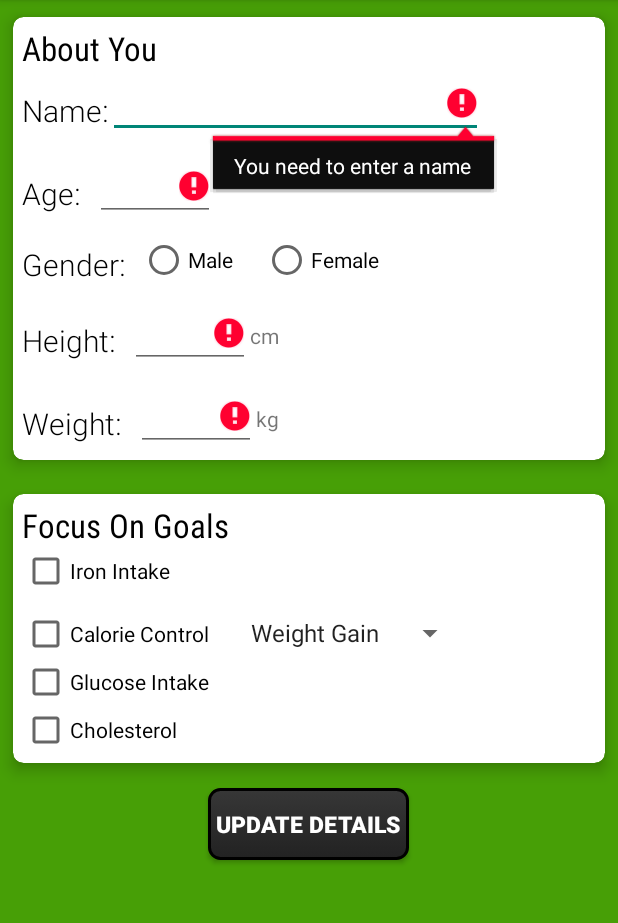
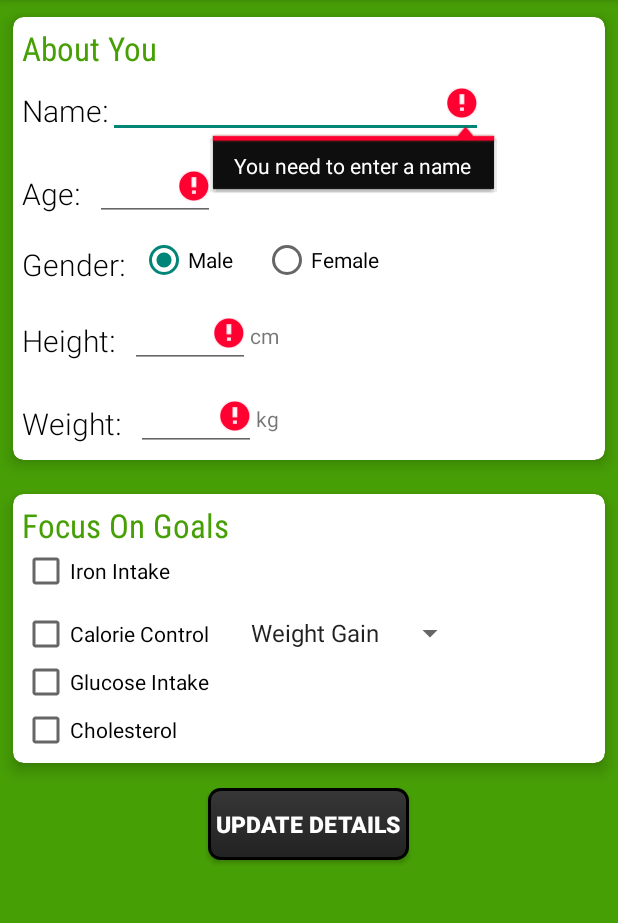
Before and after one commit to FatalEnigma/Nutroblast, an Android app: the fragment EditDetailsFragment placed in its activity, after a tap on "UPDATE DETAILS", on a phone screen of 412 x 824 dp, the part 84-1007 px from its top. Run offline under Robolectric (Android 15) with nearby library versions, the phone set to English and light mode, and no system bars; 8 statements that could not run were skipped.

Commit message:
Edit Details screen now saving and restoring data

```diff
--- a/app/src/main/java/com/code4betterhackathon/nutroblast/Fragments/EditDetailsFragment.java
+++ b/app/src/main/java/com/code4betterhackathon/nutroblast/Fragments/EditDetailsFragment.java
@@ -1,6 +1,8 @@
 package com.code4betterhackathon.nutroblast.Fragments;
 
 import android.app.Activity;
+import android.content.Context;
+import android.content.SharedPreferences;
 import android.os.Bundle;
 import android.support.v4.app.Fragment;
 import android.util.Log;
@@ -30,7 +32,6 @@ public class EditDetailsFragment extends Fragment implements View.OnClickListene
     private Button acceptButton;
     private EditText nameEditText, ageEditText, heightEditText, weightEditText;
     private RadioGroup genderRadioGroup;
-    private RadioButton femaleButton;
     private Spinner spinner;
     private int[] checkBoxIDs = {R.id.ironCheckBox, R.id.calorieCheckBox, R.id.glucoseCheckBox, R.id.cholesterolCheckBox};
     private View rootView;
@@ -71,8 +72,8 @@ public class EditDetailsFragment extends Fragment implements View.OnClickListene
         heightEditText = (EditText) rootView.findViewById(R.id.heightEditText);
         weightEditText = (EditText) rootView.findViewById(R.id.weightEditText);
         genderRadioGroup = (RadioGroup) rootView.findViewById(R.id.genderRadioGroup);
-        femaleButton = (RadioButton) rootView.findViewById(R.id.femaleRadioButton);
         this.rootView = rootView;
+        loadUserDetails();
         return rootView;
     }
 
@@ -87,18 +88,21 @@ public class EditDetailsFragment extends Fragment implements View.OnClickListene
     public void onClick(View v) {
         switch (v.getId()) {
             case R.id.updateDetailsButton:
-                if (performValidation()) {
-                    Toast.makeText(getActivity(), "All Valid", Toast.LENGTH_SHORT).show();
-                }
+                performValidation();
                 break;
         }
     }
 
-    private boolean performValidation() {
-        String name, age, height, weight;
-        boolean isMale = false, validationError = false;
+    private void performValidation() {
+        String name = null;
+        int age = -1;
+        int height = -1;
+        float weight = -1;
+        boolean isMale = false;
         boolean[] goals = new boolean[4];
         weightOptionEnum weightOptionEnum = EditDetailsFragment.weightOptionEnum.NONE;
+
+        boolean validationError = false;
 
         if (nameEditText.getText().toString().isEmpty()) {
             nameEditText.setError("You need to enter a name");
@@ -114,7 +118,7 @@ public class EditDetailsFragment extends Fragment implements View.OnClickListene
             ageEditText.setError("You age does not appear valid");
             validationError = true;
         } else {
-            age = ageEditText.getText().toString();
+            age = Integer.parseInt(ageEditText.getText().toString());
         }
 
         if (heightEditText.getText().toString().isEmpty()) {
@@ -124,17 +128,17 @@ public class EditDetailsFragment extends Fragment implements View.OnClickListene
             heightEditText.setError("Your height does not appear valid");
             validationError = true;
         } else {
-            height = heightEditText.getText().toString();
+            height = Integer.parseInt(heightEditText.getText().toString());
         }
 
         if (weightEditText.getText().toString().isEmpty()) {
             weightEditText.setError("You need to enter a weight");
             validationError = true;
-        } else if (Integer.parseInt(weightEditText.getText().toString()) < 30 || Integer.parseInt(weightEditText.getText().toString()) > 500) {
+        } else if (Float.parseFloat(weightEditText.getText().toString()) < 30 || Float.parseFloat(weightEditText.getText().toString()) > 500) {
             weightEditText.setError("Your weight does not appear valid");
             validationError = true;
         } else {
-            weight = weightEditText.getText().toString();
+            weight = Float.parseFloat(weightEditText.getText().toString());
         }
 
         if (genderRadioGroup.getCheckedRadioButtonId() == -1) {
@@ -164,6 +168,86 @@ public class EditDetailsFragment extends Fragment implements View.OnClickListene
             validationError = true;
         }
 
-        return !validationError;
+        if (!validationError) {
+            saveUserDetails(name, age, height, weight, isMale, goals, weightOptionEnum);
+        }
+    }
+
+    private void saveUserDetails(String name, int age, int height, float weight, Boolean isMale, boolean[] goals, weightOptionEnum weightOptionEnum) {
+        SharedPreferences prefs = getActivity().getSharedPreferences(
+                "com.code4betterhackathon.nutroblast", Context.MODE_PRIVATE);
+
+        prefs.edit()
+                .putString("name", name)
+                .putInt("age", age)
+                .putInt("height", height)
+                .putFloat("weight", weight)
+                .putBoolean("isMale", isMale)
+                .putBoolean("0", goals[0])
+                .putBoolean("2", goals[2])
+                .putBoolean("3", goals[3])
+                .putString("weightOptionEnum", weightOptionEnum.name())
+                .apply();
+
+        Toast.makeText(getActivity(), getString(R.string.details_saved), Toast.LENGTH_SHORT).show();
+    }
+
+    private void loadUserDetails() {
+        String name = null;
+        int age = -1;
+        int height = -1;
+        float weight = -1;
+        boolean isMale = false;
+        boolean[] goals = new boolean[4];
+        weightOptionEnum weightOptionEnum = EditDetailsFragment.weightOptionEnum.NONE;
+
+        SharedPreferences prefs = getActivity().getSharedPreferences(
+                "com.code4betterhackathon.nutroblast", Context.MODE_PRIVATE);
+
+        name = prefs.getString("name", "");
+        age = prefs.getInt("age", -1);
+        height = prefs.getInt("height", -1);
+        weight = prefs.getFloat("weight", -1);
+        isMale = prefs.getBoolean("isMale", true);
+        goals[0] = prefs.getBoolean("0", false);
+        goals[2] = prefs.getBoolean("2", false);
+        goals[3] = prefs.getBoolean("3", false);
+        weightOptionEnum = EditDetailsFragment.weightOptionEnum.valueOf(prefs.getString("weightOptionEnum", "NONE"));
+
+        // Populate Fields
+        if (name != "") {
+            nameEditText.setText(name);
+        }
+        if (age != -1) {
+            ageEditText.setText(Integer.toString(age));
+        }
+        if (height != -1) {
+            heightEditText.setText(Integer.toString(height));
+        }
+        if (weight != -1) {
+            weightEditText.setText(Float.toString(weight));
+        }
+        if (isMale) {
+            genderRadioGroup.check(R.id.maleRadioButton);
+        } else {
+            genderRadioGroup.check(R.id.femaleRadioButton);
+        }
+        for (int x = 0; x < checkBoxIDs.length; x++) {
+            CheckBox checkBox = (CheckBox) rootView.findViewById(checkBoxIDs[x]);
+            if (x != 1) {
+                checkBox.setChecked(goals[x]);
+            } else {
+                switch (weightOptionEnum) {
+                    case WEIGHT_GAIN:
+                        spinner.setSelection(0);
+                        checkBox.setChecked(true);
+                        break;
+                    case WEIGHT_LOSS:
+                        spinner.setSelection(1);
+                        checkBox.setChecked(true);
+                        break;
+                }
+            }
+        }
     }
 }
--- a/app/src/main/java/com/code4betterhackathon/nutroblast/NavigationDrawerFragment.java
+++ b/app/src/main/java/com/code4betterhackathon/nutroblast/NavigationDrawerFragment.java
@@ -248,11 +248,6 @@ public class NavigationDrawerFragment extends Fragment {
             return true;
         }
 
-        if (item.getItemId() == R.id.action_example) {
-            Toast.makeText(getActivity(), "Example action.", Toast.LENGTH_SHORT).show();
-            return true;
-        }
-
         return super.onOptionsItemSelected(item);
     }
 
--- a/app/src/main/res/layout/fragment_edit_details.xml
+++ b/app/src/main/res/layout/fragment_edit_details.xml
@@ -75,11 +75,6 @@
                             android:id="@+id/agedEditText"
                             android:layout_marginLeft="10dp"
                             android:maxLength="3" />
-
-                        <TableRow
-                            android:layout_width="wrap_content"
-                            android:layout_height="match_parent"></TableRow>
-
 
                     </LinearLayout>
 
@@ -165,11 +160,12 @@
                         <EditText
                             android:layout_width="80dp"
                             android:layout_height="wrap_content"
-                            android:inputType="number"
                             android:ems="10"
                             android:layout_marginLeft="10dp"
                             android:id="@+id/weightEditText"
-                            android:maxLength="3" />
+                            android:maxLength="4"
+                            android:nestedScrollingEnabled="false"
+                            android:inputType="numberDecimal" />
 
                         <TextView
                             android:layout_width="wrap_content"
--- a/app/src/main/res/menu/main.xml
+++ b/app/src/main/res/menu/main.xml
@@ -2,10 +2,6 @@
     xmlns:app="http://schemas.android.com/apk/res-auto"
     xmlns:tools="http://schemas.android.com/tools"
     tools:context=".MainActivity">
-    <item
-        android:id="@+id/action_example"
-        android:title="@string/action_example"
-        app:showAsAction="withText|ifRoom" />
     <item
         android:id="@+id/action_settings"
         android:title="@string/action_settings"
--- a/app/src/main/res/values/strings.xml
+++ b/app/src/main/res/values/strings.xml
@@ -27,7 +27,6 @@
 
     <string name="focus_on_card">Focus On Goals</string>
     <string name="summary_report">Summary Report</string>
-    <!-- TODO: Remove or change this placeholder text -->
 
     <string name="scanBarcode">Scan Barcode</string>
     <string name="searchFoods">Search Foods</string>
@@ -50,4 +49,5 @@
     <!-- About Screen -->
     <string name="about">NutroBlast - Ulster Museum Hackathon 2015</string>
     <string name="version">Version 1.0</string>
+    <string name="details_saved">Details Saved Successfully!</string>
 </resources>
--- a/app/src/main/res/values/styles.xml
+++ b/app/src/main/res/values/styles.xml
@@ -8,7 +8,7 @@
     <style name="summaryCardTitle">
         <item name="android:textAppearance">?android:attr/textAppearanceLarge</item>
         <item name="android:fontFamily">sans-serif-condensed</item>
-        <item name="android:textColor">#000000</item>
+        <item name="android:textColor">@color/green</item>
     </style>
 
     <style name="summaryCardContents">
```
